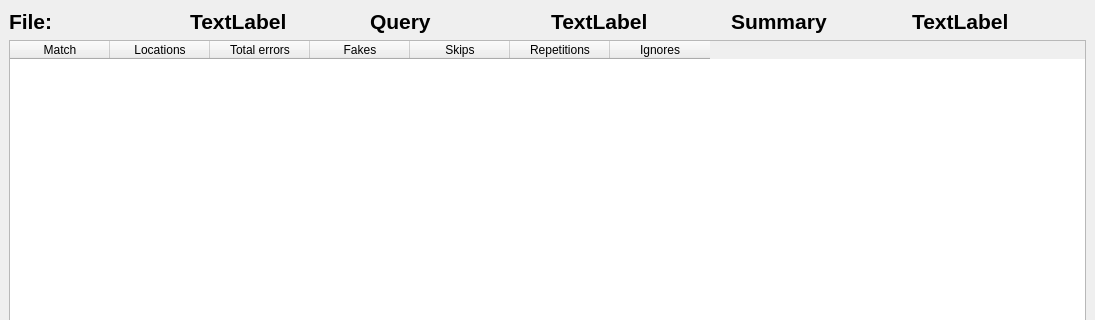
Old version of the form Helix/GUI/resultview.ui in the repository evertheylen/TA_TO; both pictures show x 0 to 1095 and y 0 to 320 of the 1095 by 872 pixel window.
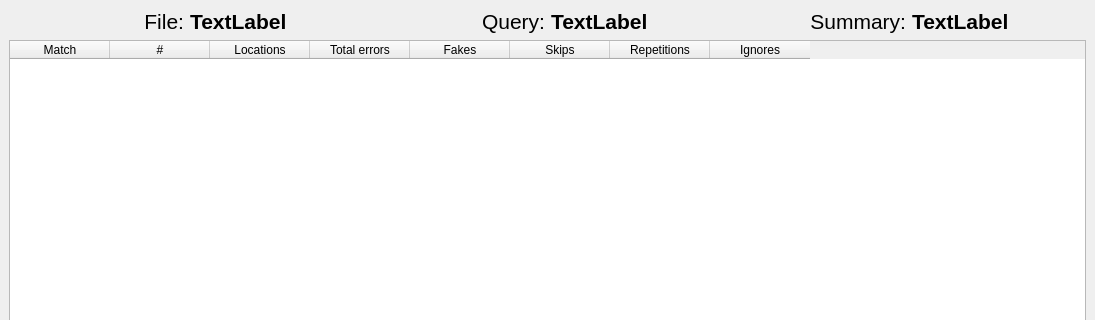
New version of the form.

```diff
--- a/Helix/GUI/resultview.ui
+++ b/Helix/GUI/resultview.ui
@@ -22,13 +22,16 @@
         <property name="font">
          <font>
           <pointsize>16</pointsize>
-          <weight>75</weight>
-          <bold>true</bold>
+          <weight>50</weight>
+          <bold>false</bold>
          </font>
         </property>
         <property name="text">
          <string>File:</string>
         </property>
+        <property name="alignment">
+         <set>Qt::AlignRight|Qt::AlignTrailing|Qt::AlignVCenter</set>
+        </property>
        </widget>
       </item>
       <item>
@@ -50,12 +53,15 @@
         <property name="font">
          <font>
           <pointsize>16</pointsize>
-          <weight>75</weight>
-          <bold>true</bold>
+          <weight>50</weight>
+          <bold>false</bold>
          </font>
         </property>
         <property name="text">
-         <string>Query</string>
+         <string>Query:</string>
+        </property>
+        <property name="alignment">
+         <set>Qt::AlignRight|Qt::AlignTrailing|Qt::AlignVCenter</set>
         </property>
        </widget>
       </item>
@@ -78,12 +84,18 @@
         <property name="font">
          <font>
           <pointsize>16</pointsize>
-          <weight>75</weight>
-          <bold>true</bold>
+          <weight>50</weight>
+          <bold>false</bold>
          </font>
         </property>
+        <property name="layoutDirection">
+         <enum>Qt::LeftToRight</enum>
+        </property>
         <property name="text">
-         <string>Summary</string>
+         <string>Summary:</string>
+        </property>
+        <property name="alignment">
+         <set>Qt::AlignRight|Qt::AlignTrailing|Qt::AlignVCenter</set>
         </property>
        </widget>
       </item>
@@ -105,11 +117,28 @@
     </item>
     <item row="1" column="0">
      <widget class="QTableWidget" name="tableWidget">
+      <property name="enabled">
+       <bool>true</bool>
+      </property>
+      <property name="styleSheet">
+       <string notr="true"/>
+      </property>
+      <property name="editTriggers">
+       <set>QAbstractItemView::NoEditTriggers</set>
+      </property>
+      <property name="sortingEnabled">
+       <bool>true</bool>
+      </property>
       <column>
        <property name="text">
         <string>Match</string>
        </property>
       </column>
+      <column>
+       <property name="text">
+        <string>#</string>
+       </property>
+      </column>
       <column>
        <property name="text">
         <string>Locations</string>
```
